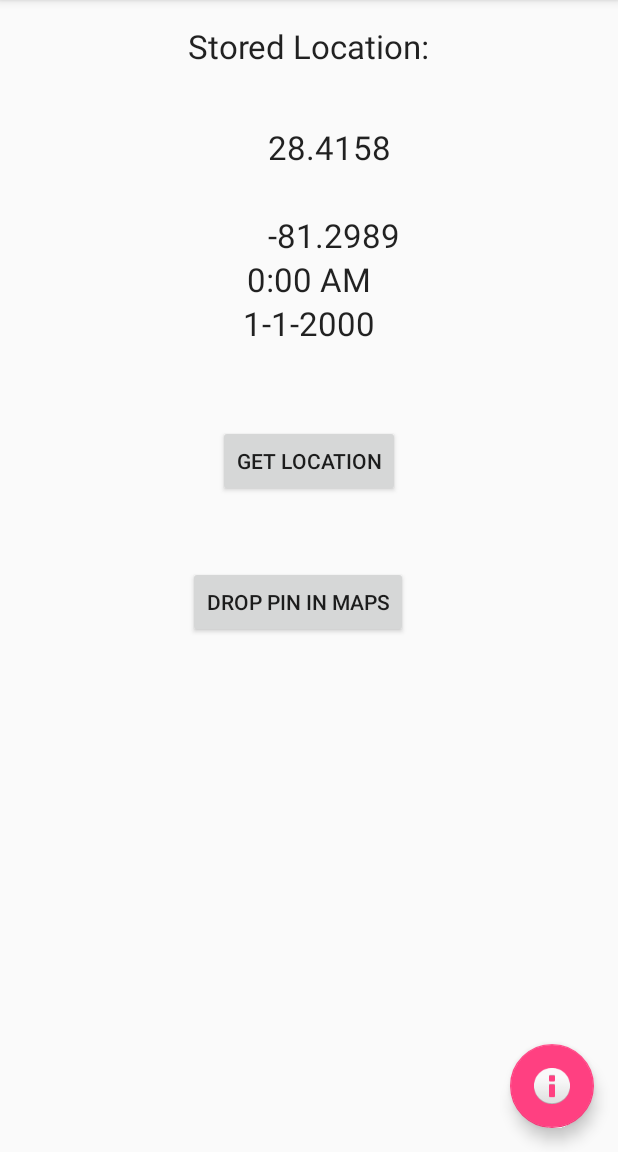
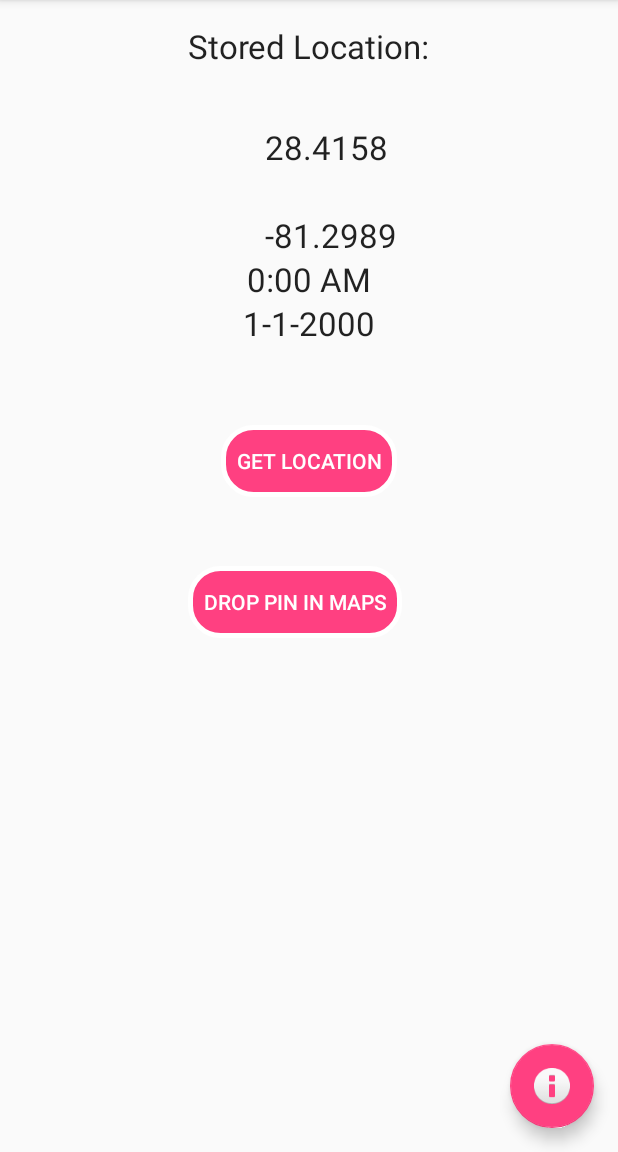
Before and after one commit to maderski/Mark-Parking-Spot, an Android app: the screen it shows after launch (MainActivity), on a phone screen of 412 x 824 dp, the part 84-1236 px from its top. Run offline under Robolectric (Android 15) with nearby library versions, the phone set to English and light mode, and no system bars.

Commit message:
started styling

```diff
--- /dev/null
+++ b/app/src/main/res/drawable/custom_button.xml
@@ -0,0 +1,29 @@
+<?xml version="1.0" encoding="utf-8"?>
+<selector xmlns:android="http://schemas.android.com/apk/res/android">
+    <item android:state_pressed="true">
+        <shape>
+            <corners
+                android:radius="20dp"/>
+            <padding
+                android:bottom="1dp"
+                android:left="10dp"
+                android:right="10dp"
+                android:top="1dp"/>
+            <solid android:color="@color/colorAccentDark"/>
+        </shape>
+    </item>
+    <item>
+        <shape>
+            <stroke android:color="@color/white"
+                android:width="3dp"/>
+            <corners
+                android:radius="20dp"/>
+            <padding
+                android:bottom="1dp"
+                android:left="10dp"
+                android:right="10dp"
+                android:top="1dp"/>
+            <solid android:color="@color/colorAccent"/>
+        </shape>
+    </item>
+</selector>
--- a/app/src/main/res/layout/content_main.xml
+++ b/app/src/main/res/layout/content_main.xml
@@ -20,7 +20,10 @@
         android:onClick="getCurrentLocationButton"
         android:layout_below="@+id/longitudeText"
         android:layout_centerHorizontal="true"
-        android:layout_marginTop="112dp" />
+        android:layout_marginTop="112dp"
+        style="?android:attr/borderlessButtonStyle"
+        android:background="@drawable/custom_button"
+        android:textColor="@color/white" />
 
     <Button
         android:layout_width="wrap_content"
@@ -30,7 +33,10 @@
         android:onClick="dropPinInMapsButton"
         android:layout_below="@+id/getLocationButton"
         android:layout_alignStart="@+id/textView"
-        android:layout_marginTop="46dp" />
+        android:layout_marginTop="46dp"
+        style="?android:attr/borderlessButtonStyle"
+        android:textColor="@color/white"
+        android:background="@drawable/custom_button" />
 
     <TextView
         android:layout_width="wrap_content"
--- a/app/src/main/res/values/colors.xml
+++ b/app/src/main/res/values/colors.xml
@@ -3,4 +3,6 @@
     <color name="colorPrimary">#3F51B5</color>
     <color name="colorPrimaryDark">#303F9F</color>
     <color name="colorAccent">#FF4081</color>
+    <color name="colorAccentDark">#000000</color>
+    <color name="white">#FFFFFF</color>
 </resources>
```
